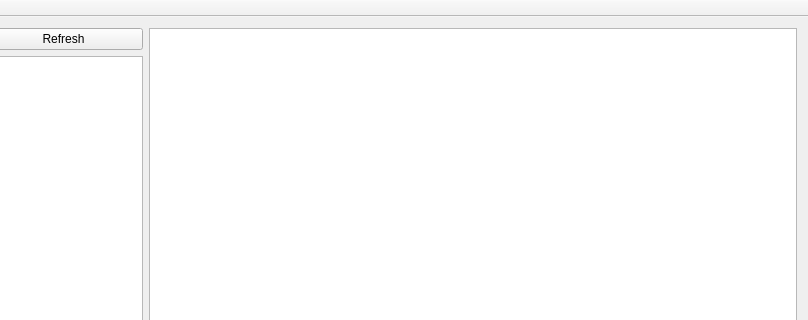
Qt form Elka-Drive-Desktop/forms/mainwindow.ui (Wojcik98/Elka-Drive) before a commit; both pictures show x 192 to 1000 and y 0 to 320 of the 1000 by 1000 pixel window.
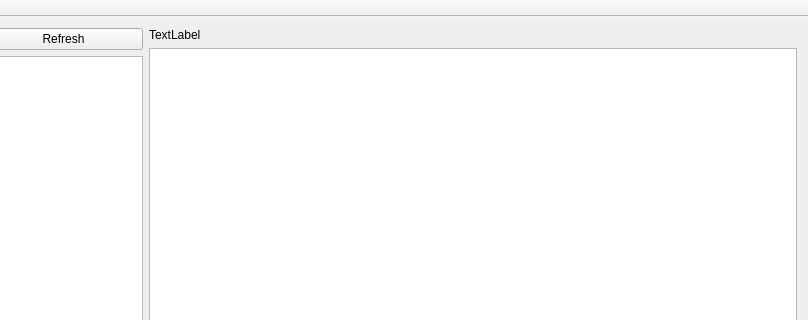
The same form after that commit. Icons and pictures are not drawn.

Commit message: Show current path

Patch:
```diff
--- a/Elka-Drive-Desktop/forms/mainwindow.ui
+++ b/Elka-Drive-Desktop/forms/mainwindow.ui
@@ -78,6 +78,13 @@
       </item>
       <item>
        <layout class="QVBoxLayout" name="verticalLayout_2">
+        <item>
+         <widget class="QLabel" name="pathLabel">
+          <property name="text">
+           <string>TextLabel</string>
+          </property>
+         </widget>
+        </item>
         <item>
          <widget class="QListView" name="fileList"/>
         </item>
```
The commit also changes 7 other files.
